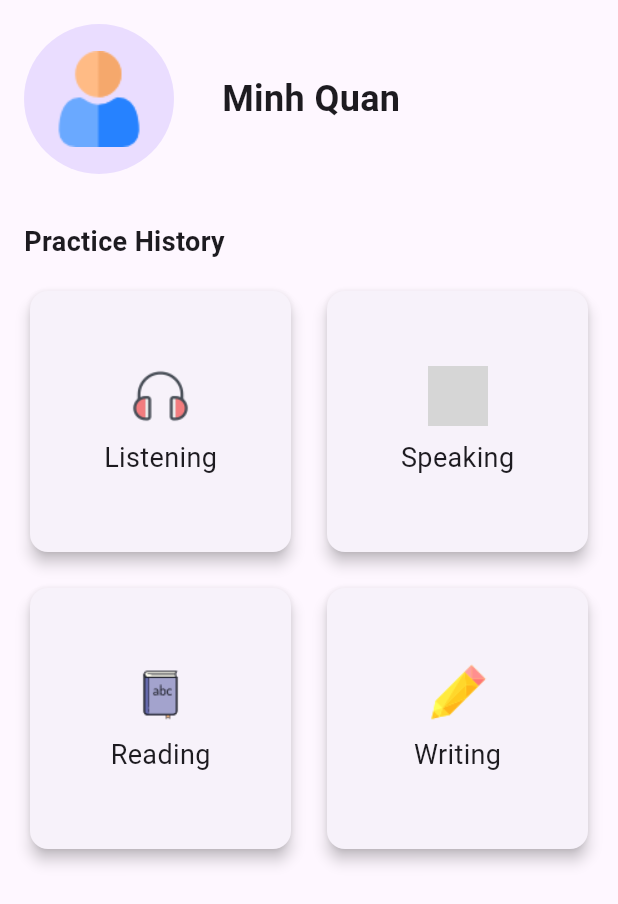
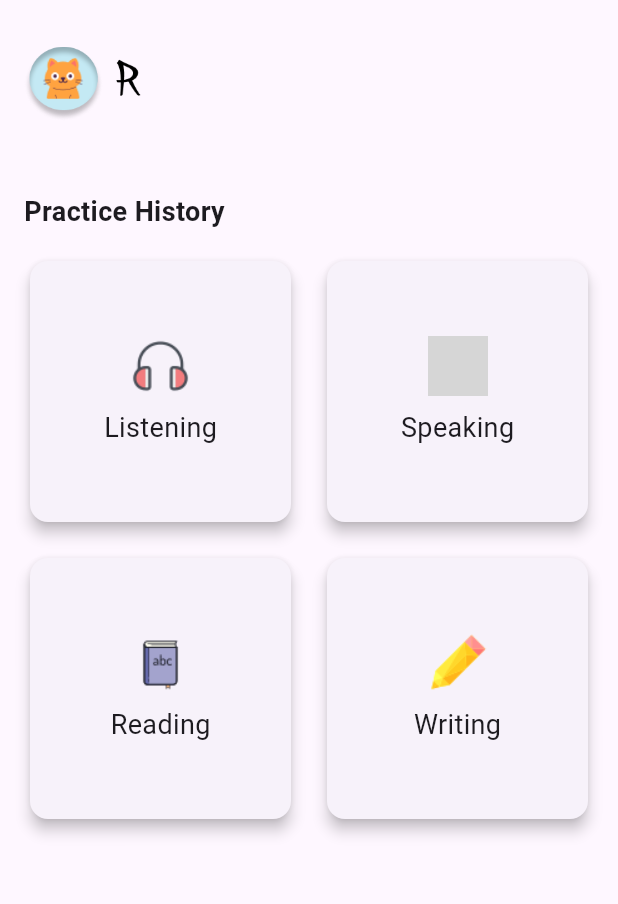
Before and after one commit to huongnguyen213/ielts_practice_flutter_application, a Flutter app: the ProgressPage screen opened directly, on a phone screen of 412 x 824 dp. Shown: the top 904 px of the screen. Run offline on Flutter 3.47's test engine with Material 3 defaults, Android fonts, the phone set to English and light mode, and no system bars; our stand-ins replace audioplayers, bloc, camera, carousel_slider, confetti, equatable and 12 more; missing offline and left inert: flutter_sound; accounts and stored records are empty; grey boxes are pictures that could not be loaded.

Commit message:
update style progress, personal page

```diff
--- a/lib/page/layout/progress.dart
+++ b/lib/page/layout/progress.dart
@@ -42,18 +42,10 @@ class _ProgressPageState extends State<ProgressPage> {
         child: Column(
           crossAxisAlignment: CrossAxisAlignment.start,
           children: [
-            Row(
-              children: [
-                CircleAvatar(
-                  radius: 50,
-                  child: Image.asset("icons/userx64.png"),
-                ),
-                const SizedBox(width: 32),
-                const Text(
-                  'Minh Quan',
-                  style: TextStyle(fontSize: 24, fontWeight: FontWeight.bold),
-                ),
-              ],
+            Image.asset(
+              "assets/images/img_cat.png",
+              width: 80,
+              height: 80,
             ),
             const SizedBox(height: 32),
             const Text(
```
Also changed, not shown: lib/page/layout/profile.dart (+4 -8 lines).
